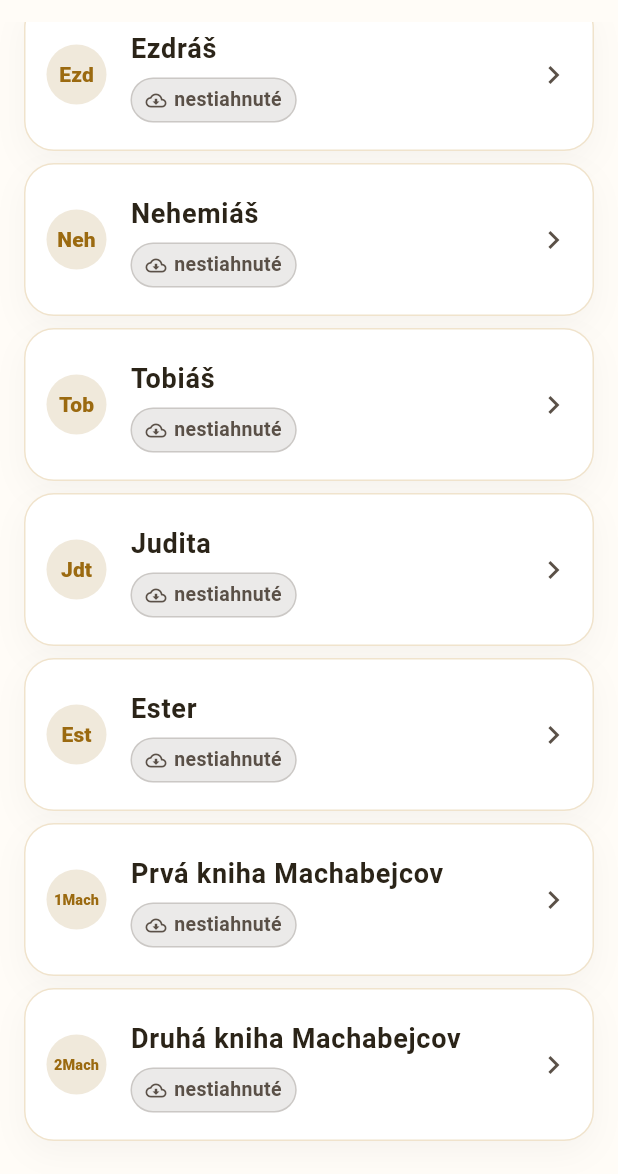
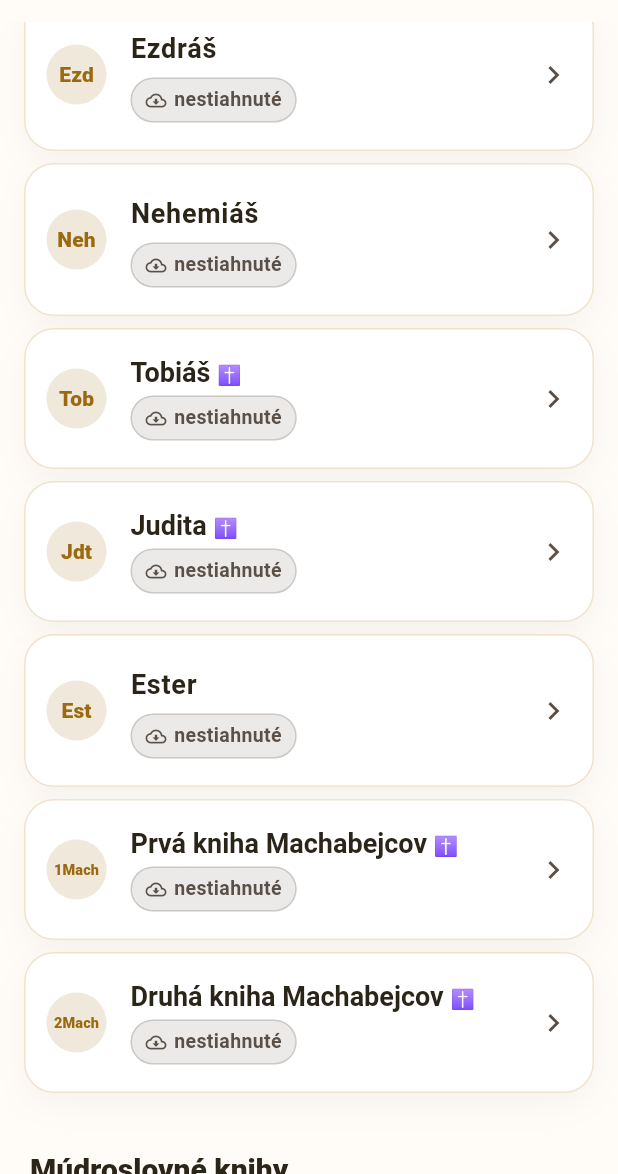
Before and after one commit to malymaros/bible_tracker, a Flutter app: the BibliaScreen screen opened by its route, scrolled down 1728 dp, on a phone screen of 412 x 824 dp, the part 62-1236 px from its top. Run offline on Flutter 3.47's test engine with Material 3 defaults, Android fonts, the phone set to English and light mode, and no system bars; our stand-ins replace drift, drift_flutter, flutter_riverpod, go_router; accounts and stored records are empty; generated files the repository leaves out were written again.

Commit message:
feat: add ✝ icon to Bible screen and expand statistics layout
- Show ✝ (RichText inline) next to deuterocanonical books in the Bible download screen; wraps naturally with long names like Druhá kniha Machabejcov
- Statistics screen: add progress bar + percentage for books in all three sections (main, OT, NT), mirroring the existing chapters row structure
- Rename "Dokončené knihy v pláne" → "Prečítané knihy" and drop the redundant remaining-chapters row
- Update statistics tests accordingly

Co-Authored-By: Claude Sonnet 4.6 <noreply@anthropic.com>

```diff
--- a/lib/features/bible/screens/biblia_screen.dart
+++ b/lib/features/bible/screens/biblia_screen.dart
@@ -427,7 +427,30 @@ class _BookRow extends StatelessWidget {
         key: Key('book-row-${book.id}'),
         contentPadding: const EdgeInsets.symmetric(horizontal: 14, vertical: 10),
         leading: BookIconBadge(abbreviation: book.shortName),
-        title: Text(
+        title: book.isDeuterocanonical
+            ? RichText(
+                text: TextSpan(
+                  children: [
+                    TextSpan(
+                      text: '${book.name} ',
+                      style: const TextStyle(
+                        fontSize: 18,
+                        fontWeight: FontWeight.w700,
+                        color: AppColors.text,
+                      ),
+                    ),
+                    const TextSpan(
+                      text: '✝',
+                      style: TextStyle(
+                        fontSize: 13,
+                        fontWeight: FontWeight.w400,
+                        color: AppColors.goldDark,
+                      ),
+                    ),
+                  ],
+                ),
+              )
+            : Text(
                 book.name,
                 style: const TextStyle(
                   fontSize: 18,
--- a/lib/l10n/app_localizations_sk.dart
+++ b/lib/l10n/app_localizations_sk.dart
@@ -230,7 +230,7 @@ class AppLocalizationsSk extends AppLocalizations {
   String get statsBooksTitle => 'Knihy v aktuálnom pláne';
 
   @override
-  String get statsCompletedBooksInPlan => 'Dokončené knihy v pláne';
+  String get statsCompletedBooksInPlan => 'Prečítané knihy';
 
   @override
   String get statsRemainingBooksInPlan => 'Zostávajúce knihy v pláne';
--- a/lib/l10n/app_sk.arb
+++ b/lib/l10n/app_sk.arb
@@ -162,7 +162,7 @@
   "statsNewTestamentInPlan": "Nový zákon v aktuálnom pláne",
   "statsDeuterocanonicalInPlan": "Deuterokánonické knihy v pláne",
   "statsBooksTitle": "Knihy v aktuálnom pláne",
-  "statsCompletedBooksInPlan": "Dokončené knihy v pláne",
+  "statsCompletedBooksInPlan": "Prečítané knihy",
   "statsRemainingBooksInPlan": "Zostávajúce knihy v pláne",
   "statsFullyCompletedSelectedBooks": "Úplne dokončené vybrané knihy",
   "statsNotStartedSelectedBooks": "Nezačaté vybrané knihy",
```
Also changed, not shown: lib/features/statistics/screens/statistika_screen.dart (+78 -38 lines), 1 other file. Lines whose indentation alone changed are shown as unchanged.
